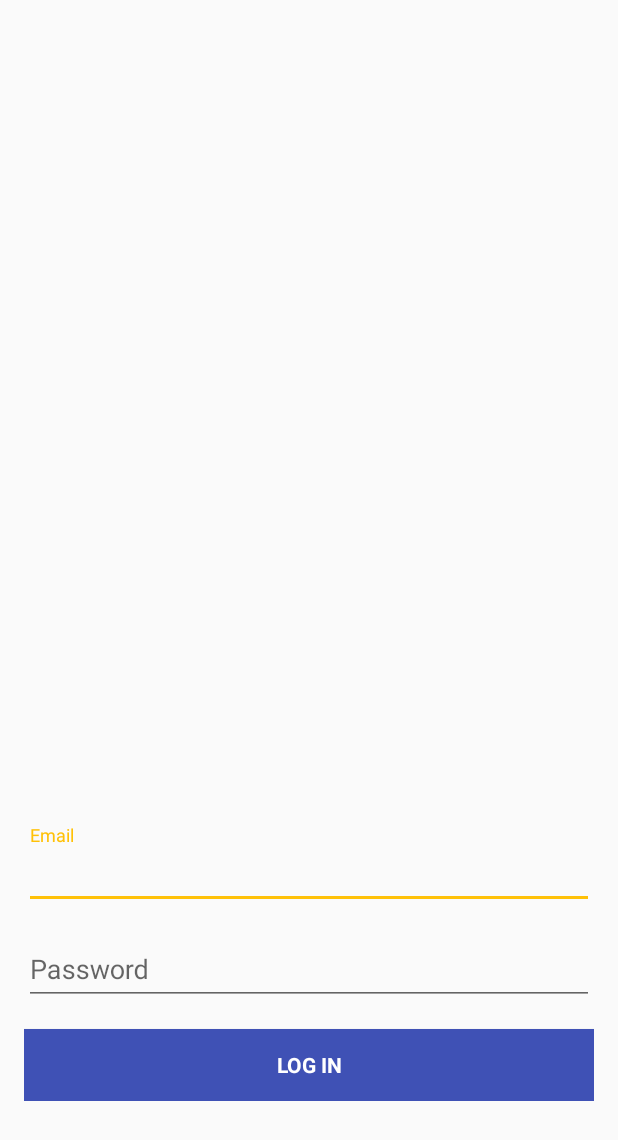
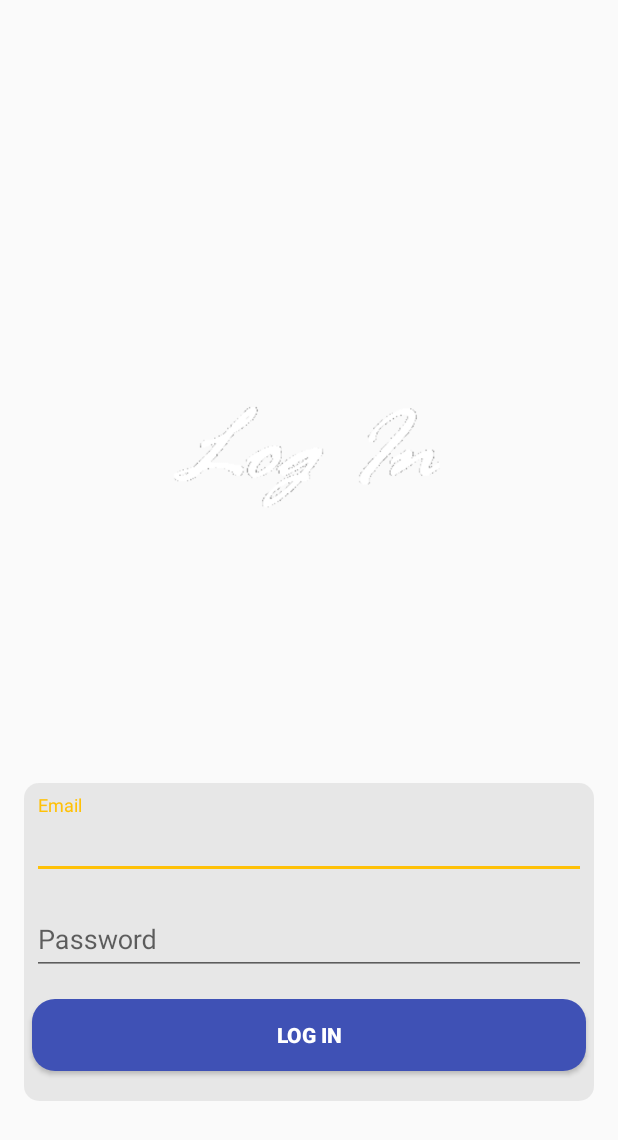
Before and after one commit to Albertorio/Get-0.2-Android, an Android app: the layout fragment_log_in.xml on its own in the app's theme, with its tools: preview values and no code run, on a phone screen of 412 x 824 dp. Shown: the top 1140 px of the screen. Run offline under Robolectric (Android 15) with nearby library versions, the phone set to English and light mode, and no system bars.

Commit message:
fixin log in ui and main ui

```diff
--- a/app/src/main/AndroidManifest.xml
+++ b/app/src/main/AndroidManifest.xml
@@ -21,7 +21,8 @@
         <activity
             android:name=".MainActivity"
             android:label="@string/app_name"
-            android:theme="@style/AppTheme.NoActionBar" >
+            android:theme="@style/AppTheme.NoActionBar"
+            android:windowSoftInputMode="adjustPan">
         </activity>
         <activity
             android:name=".Splash"
--- /dev/null
+++ b/app/src/main/res/drawable/layout_bg.xml
@@ -0,0 +1,6 @@
+<?xml version="1.0" encoding="utf-8"?>
+<shape xmlns:android="http://schemas.android.com/apk/res/android">
+    <solid android:color="#88d7d7d7"/>
+    <corners android:radius="10dip"/>
+    <padding android:left="0dip" android:top="0dip" android:right="0dip" android:bottom="0dip" />
+</shape>
--- /dev/null
+++ b/app/src/main/res/drawable/layout_btn.xml
@@ -0,0 +1,6 @@
+<?xml version="1.0" encoding="utf-8"?>
+<shape xmlns:android="http://schemas.android.com/apk/res/android">
+    <solid android:color="@color/colorPrimary"/>
+    <corners android:radius="15dip"/>
+    <padding android:left="0dip" android:top="0dip" android:right="0dip" android:bottom="0dip" />
+</shape>
--- a/app/src/main/res/layout/fragment_log_in.xml
+++ b/app/src/main/res/layout/fragment_log_in.xml
@@ -7,7 +7,16 @@
     android:paddingRight="@dimen/activity_horizontal_margin"
     android:orientation="vertical"
     android:layout_gravity="center"
-    android:weightSum="1">
+    android:weightSum="1"
+>
+
+    <pl.droidsonroids.gif.GifImageView
+        android:layout_width="212dp"
+        android:layout_height="147dp"
+        android:src="@drawable/getloginfinish"
+        android:layout_gravity="center"
+        android:layout_marginBottom="150dp"
+        />
 
     <!-- Login progress -->
     <ProgressBar
@@ -63,15 +72,18 @@
         android:id="@+id/login_form"
         android:layout_width="match_parent"
         android:layout_height="wrap_content"
-        android:layout_weight=".02">
+        android:layout_weight=".02"
+        android:background="@drawable/layout_bg">
 
-    </ScrollView>
 
     <LinearLayout
         android:id="@+id/email_login_form"
         android:layout_width="match_parent"
         android:layout_height="wrap_content"
-        android:orientation="vertical">
+        android:orientation="vertical"
+        >
+
+
 
         <android.support.design.widget.TextInputLayout
             android:layout_width="match_parent"
@@ -85,6 +97,8 @@
                 android:layout_height="wrap_content"
                 android:hint="@string/prompt_email"
                 android:inputType="textEmailAddress"
+                android:layout_marginLeft="5dp"
+                android:layout_marginRight="5dp"
                 android:maxLines="1"
                 android:singleLine="true"
                 android:textColorHint="@color/white"
@@ -101,6 +115,8 @@
                 android:id="@+id/SignInPasswordEditText"
                 android:layout_width="match_parent"
                 android:layout_height="wrap_content"
+                android:layout_marginLeft="5dp"
+                android:layout_marginRight="5dp"
                 android:hint="Password"
                 android:imeActionId="@+id/login"
                 android:imeActionLabel="@string/action_sign_in_short"
@@ -125,16 +141,20 @@
 
         <Button
             android:id="@+id/LogInButton"
-            style="?android:textAppearanceSmall"
             android:layout_width="match_parent"
             android:layout_height="wrap_content"
             android:layout_marginTop="16dp"
+            android:layout_marginLeft="5dp"
+            android:layout_marginRight="5dp"
+            android:layout_marginBottom="16dp"
             android:text="Log in"
             android:textStyle="bold"
             android:textColor="@color/white"
-            android:background="@color/colorPrimary"/>
+            android:background="@drawable/layout_btn"
+            />
 
     </LinearLayout>
+    </ScrollView>
 
 
 </LinearLayout>
--- a/app/src/main/res/values/styles.xml
+++ b/app/src/main/res/values/styles.xml
@@ -13,5 +13,8 @@
     </style>
     <style name="AppTheme.AppBarOverlay" parent="ThemeOverlay.AppCompat.Dark.ActionBar" />
     <style name="AppTheme.PopupOverlay" parent="ThemeOverlay.AppCompat.Light" />
+    <style name="buttonColor" parent="ThemeOverlay.AppCompat">
+        <item name="colorAccent">@color/colorPrimary</item>
+    </style>
 
 </resources>
```
Also changed, not shown: app/src/main/res/layout/fragment_main.xml (+5 -7 lines), app/src/main/res/drawable/getloginfinish.gif (added), app/src/main/res/drawable/newgetlogo.gif (added), app/src/main/res/drawable/smallerlogo.gif (added).
